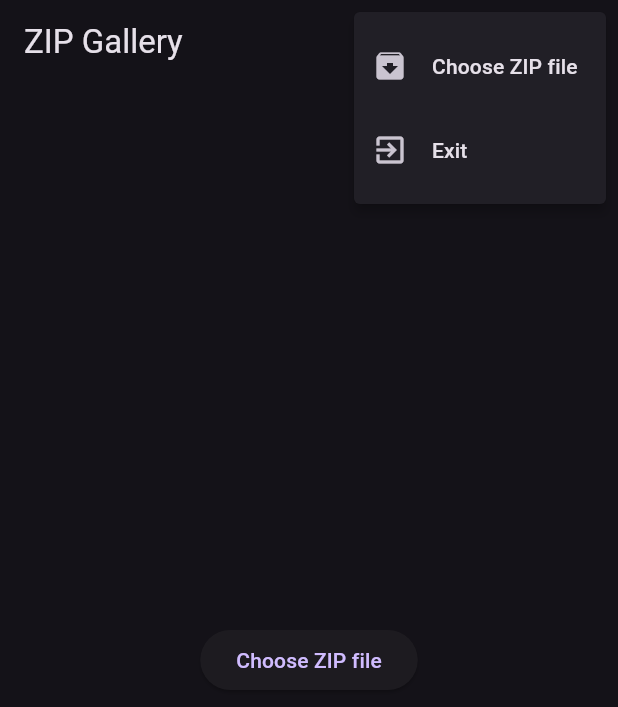
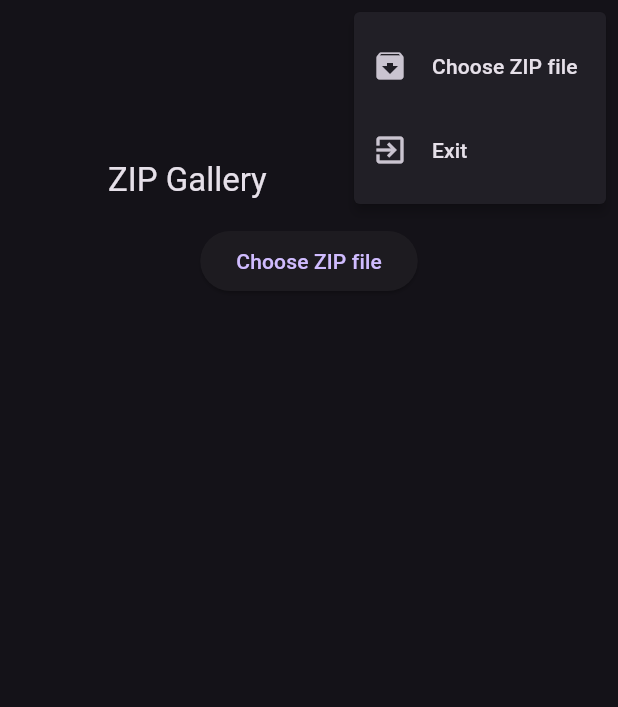
Before and after one commit to Mingu113/zip_gallery, a Flutter app: the screen it shows after launch, after a tap on the "more vert" icon, on a phone screen of 412 x 824 dp. Shown: the top 707 px of the screen. Run offline on Flutter 3.47's test engine with Material 3 defaults, Android fonts, the phone set to English and light mode, and no system bars; our stand-ins replace file_picker, photo_view, shared_preferences.

Commit message:
Changed to using Slivers, title and number of pages in app bar

```diff
--- a/lib/main.dart
+++ b/lib/main.dart
@@ -35,6 +35,10 @@ class ZipImageReaderViewModel extends ChangeNotifier {
   bool get isLoading => _isLoading;
   String? lastPath;
   List<FileSystemEntity>? lastPathContents;
+  bool get isReading => images.isNotEmpty;
+  String? _comicName;
+  String? get comicName => _comicName;
+  int get comicLength => images.length;
 
   // KEYWORDS:
   String get keyLastPath => "lastPath";
@@ -118,6 +122,7 @@ class ZipImageReaderViewModel extends ChangeNotifier {
         kPrint("Is on Desktop");
         await setLastUsedPath(getPathName(filePath));
       }
+      _comicName = getFileName(filePath);
     } catch (e) {
       throw Exception("Error processing ZIP: ${e.toString()}");
     }
@@ -215,9 +220,9 @@ class _ZipImageReaderViewState extends State<ZipImageReaderView> {
     List<FileSystemEntity> contents = _viewModel.lastPathContents ?? [];
     kPrint(_viewModel.lastPath);
     kPrint(contents.length);
-    return ListView.builder(
+    return SliverList.builder(
       itemCount: contents.length,
-      padding: EdgeInsets.only(bottom: 8),
+      // padding: EdgeInsets.only(bottom: 8),
       itemBuilder: (context, index) {
         String filePath = contents[index].path;
         return InkWell(
@@ -233,17 +238,19 @@ class _ZipImageReaderViewState extends State<ZipImageReaderView> {
   Widget _ui(BuildContext context) {
     if (_viewModel.isLoading) {
       kPrint("Is loading");
-      return const Center(child: CircularProgressIndicator());
-    } else if (_viewModel.images.isEmpty) {
+      return SliverToBoxAdapter(child: const Center(child: CircularProgressIndicator()));
+    } else if (!_viewModel.isReading) {
       kPrint("Is empty");
       if (_viewModel.lastPath != null) {
         kPrint("Last path is not null");
         return lastPathContentScreen();
       }
-      return Center(
+      return SliverToBoxAdapter(
+        child: Center(
           child: ElevatedButton(
             onPressed: () async => await chooseZip(),
             child: Text(AppLocalizations.of(context)!.chooseZIP),
+          ),
         ),
       );
     } else {
@@ -255,10 +262,35 @@ class _ZipImageReaderViewState extends State<ZipImageReaderView> {
   @override
   Widget build(BuildContext context) {
     return Scaffold(
-      appBar: AppBar(
-        title: Text(AppLocalizations.of(context)!.appTitle),
-        actions: [
-          PopupMenuButton(
+      body: ListenableBuilder(
+        builder:
+            (context, child) => CustomScrollView(
+              slivers: [
+                SliverAppBar(
+                  pinned: true,
+                  stretch: true,
+                  expandedHeight: 150,
+                  leading: _viewModel.isReading ? Center(child: Text("${_viewModel.comicLength}")) : null,
+                  flexibleSpace: FlexibleSpaceBar(
+                    expandedTitleScale: 1,
+                    title: Text(
+                      _viewModel.isReading
+                          ? _viewModel._comicName!
+                          : AppLocalizations.of(context)!.appTitle,
+                    ),
+                  ),
+                  actions: [_appPopupMenuButton(context)],
+                ),
+                _ui(context),
+              ],
+            ),
+        listenable: _viewModel,
+      ),
+    );
+  }
+
+  PopupMenuButton<String> _appPopupMenuButton(BuildContext context) {
+    return PopupMenuButton(
       itemBuilder:
           (context) => [
             PopupMenuItem(
@@ -268,7 +300,7 @@ class _ZipImageReaderViewState extends State<ZipImageReaderView> {
                 title: Text(AppLocalizations.of(context)!.chooseZIP),
               ),
             ),
-                  if (_viewModel.images.isNotEmpty) ...[
+            if (_viewModel.isReading) ...[
               PopupMenuItem(
                 value: 'sort',
                 child: ListTile(
@@ -284,7 +316,7 @@ class _ZipImageReaderViewState extends State<ZipImageReaderView> {
                 ),
               ),
             ],
-                  if (_viewModel.images.isEmpty &&
+            if (!_viewModel.isReading &&
                 (_viewModel.lastPathContents ?? []).isNotEmpty)
               PopupMenuItem(
                 value: 'clearLastPathContents',
@@ -334,13 +366,6 @@ class _ZipImageReaderViewState extends State<ZipImageReaderView> {
         }
       },
       icon: const Icon(Icons.more_vert),
-          ),
-        ],
-      ),
-      body: ListenableBuilder(
-        builder: (context, child) => _ui(context),
-        listenable: _viewModel,
-      ),
     );
   }
 
@@ -356,23 +381,19 @@ class _ZipImageReaderViewState extends State<ZipImageReaderView> {
   }
 
   Widget _buildGallery() {
-    return LayoutBuilder(
-      builder: (context, constraints) {
-        return GridView.builder(
+    return SliverGrid.builder(
       gridDelegate: const SliverGridDelegateWithFixedCrossAxisCount(
         crossAxisCount: 1,
         crossAxisSpacing: 1,
         mainAxisSpacing: 1,
         childAspectRatio: 3 / 4,
       ),
-          itemCount: _viewModel.images.length,
+      itemCount: _viewModel.comicLength,
       itemBuilder: (context, index) {
         return ImageItemWidget(
           image: _viewModel.images[index],
           index: index,
           onTap: () => openImage(context, index),
-            );
-          },
         );
       },
     );
```
Lines whose indentation alone changed are shown as unchanged.
